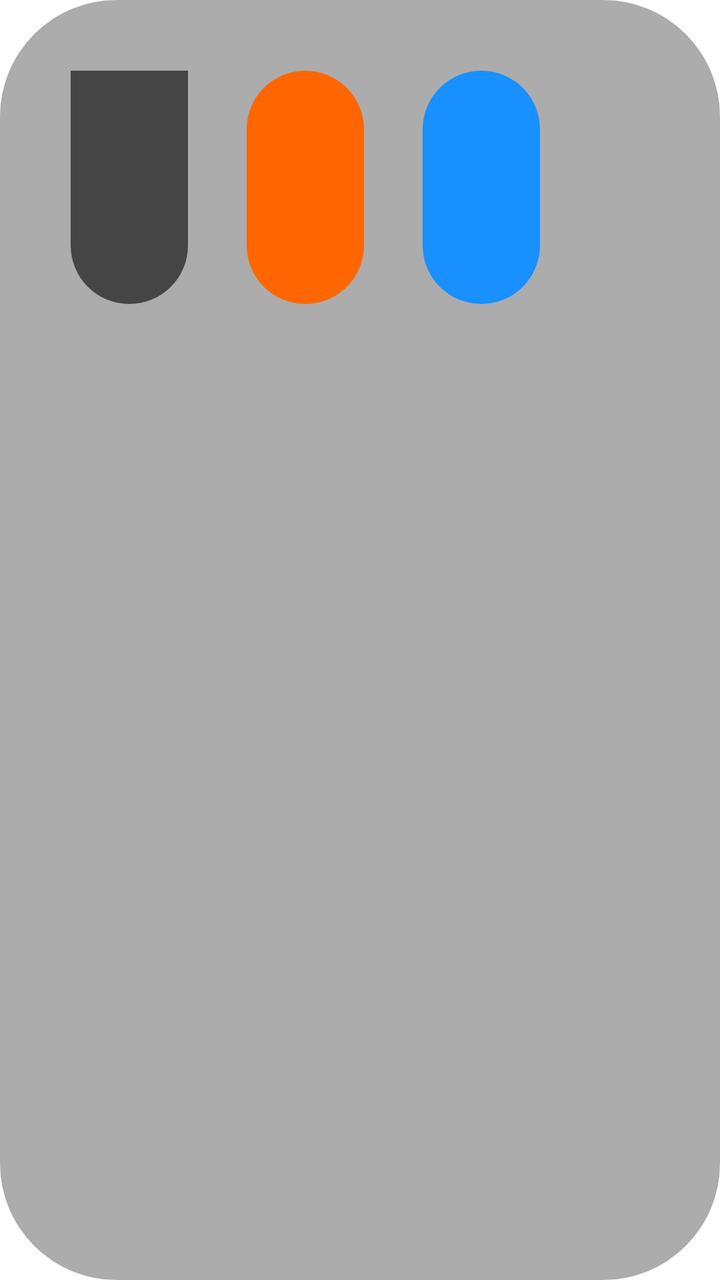
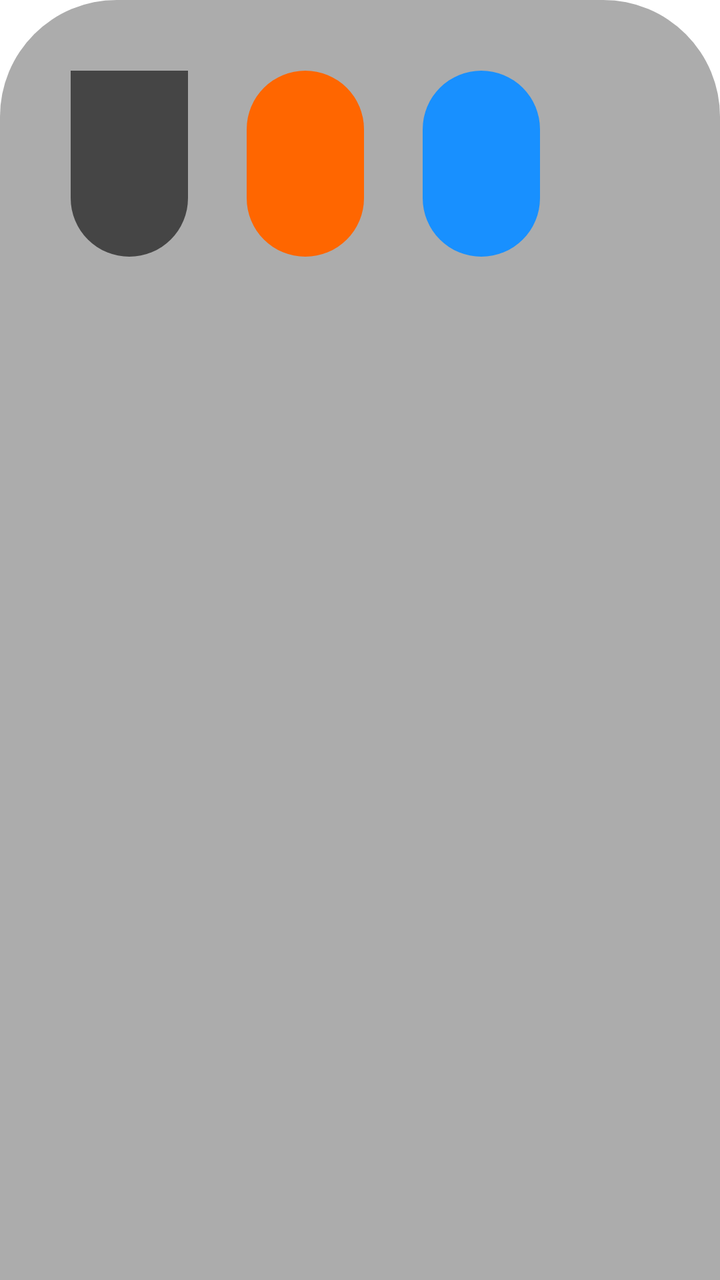

The first picture is an Android layout as it rendered before a commit; the second is the same layout after the commit. The layout source and the unified diff follow.
<!-- AndroidManifest.xml: application theme AppTheme.NoActionBar -->
<!-- res/layout/item_grid.xml -->
<?xml version="1.0" encoding="utf-8"?>
<LinearLayout xmlns:android="http://schemas.android.com/apk/res/android"
    android:layout_width="match_parent"
    android:layout_height="wrap_content"
    android:background="@drawable/shape_user_focus"
    android:focusable="true"
    android:orientation="vertical"
    android:padding="@dimen/vs_1">

    
    <FrameLayout
        android:layout_width="match_parent"
        android:layout_height="@dimen/vs_110">

        <ImageView
            android:id="@+id/ivThumb"
            android:layout_width="match_parent"
            android:layout_height="match_parent"
            android:padding="@dimen/vs_1"
            android:scaleType="fitXY" />

        <LinearLayout
            android:layout_width="wrap_content"
            android:layout_height="wrap_content"
            android:layout_marginLeft="@dimen/vs_5"
            android:layout_marginTop="@dimen/vs_5"
            android:layout_marginRight="@dimen/vs_5"
            android:orientation="horizontal">

            <TextView
                android:id="@+id/tvYear"
                android:layout_width="wrap_content"
                android:layout_height="wrap_content"
                android:layout_marginEnd="@dimen/vs_5"
                android:layout_marginRight="@dimen/vs_5"
                android:background="@drawable/shape_thumb_bottom_name"
                android:ellipsize="end"
                android:gravity="center"
                android:paddingLeft="@dimen/vs_5"
                android:paddingRight="@dimen/vs_5"
                android:singleLine="true"
                android:textColor="@android:color/white"
                android:textSize="@dimen/ts_22" />

            <TextView
                android:id="@+id/tvArea"
                android:layout_width="wrap_content"
                android:layout_height="wrap_content"
                android:layout_marginEnd="@dimen/vs_5"
                android:layout_marginRight="@dimen/vs_5"
                android:background="@drawable/shape_thumb_lang"
                android:ellipsize="end"
                android:gravity="center"
                android:paddingLeft="@dimen/vs_5"
                android:paddingRight="@dimen/vs_5"
                android:singleLine="true"
                android:textColor="@android:color/white"
                android:textSize="@dimen/ts_22" />

            <TextView
                android:id="@+id/tvLang"
                android:layout_width="wrap_content"
                android:layout_height="wrap_content"
                android:layout_marginEnd="@dimen/vs_5"
                android:layout_marginRight="@dimen/vs_5"
                android:background="@drawable/shape_thumb_year"
                android:ellipsize="end"
                android:gravity="center"
                android:paddingLeft="@dimen/vs_5"
                android:paddingRight="@dimen/vs_5"
                android:singleLine="true"
                android:textColor="@android:color/white"
                android:textSize="@dimen/ts_22" />

        </LinearLayout>

        <FrameLayout
            android:id="@+id/delFrameLayout"
            android:layout_width="match_parent"
            android:layout_height="match_parent"
            android:background="@drawable/shape_user_delete"
            android:layout_gravity="center"
            android:visibility="gone">

            <ImageView
                android:id="@+id/imageView"
                android:layout_width="@dimen/vs_80"
                android:layout_height="@dimen/vs_80"
                android:layout_gravity="center"
                android:layout_marginBottom="@dimen/vs_20"
                android:src="@drawable/icon_delete" />
        </FrameLayout>

    </FrameLayout>

    
    <LinearLayout
        android:layout_width="match_parent"
        android:layout_height="@dimen/vs_45"
        android:gravity="bottom"
        android:orientation="vertical"
        android:padding="@dimen/vs_1">

        <TextView
            android:id="@+id/tvNote"
            android:layout_width="wrap_content"
            android:layout_height="wrap_content"
            android:layout_marginLeft="@dimen/vs_5"
            android:layout_marginRight="@dimen/vs_5"
            android:layout_marginBottom="@dimen/vs_2"
            android:background="@drawable/shape_thumb_note"
            android:ellipsize="end"
            android:gravity="center"
            android:paddingLeft="@dimen/vs_5"
            android:paddingRight="@dimen/vs_5"
            android:singleLine="true"
            android:textColor="@android:color/white"
            android:textSize="@dimen/ts_22" />

        <TextView
            android:id="@+id/tvName"
            android:layout_width="match_parent"
            android:layout_height="wrap_content"
            android:background="@drawable/shape_thumb_bottom_name"
            android:ellipsize="end"
            android:gravity="center"
            android:paddingLeft="@dimen/vs_5"
            android:paddingRight="@dimen/vs_5"
            android:paddingTop="@dimen/vs_2"
            android:paddingBottom="@dimen/vs_2"
            android:singleLine="true"
            android:text="Title"
            android:textColor="@android:color/white"
            android:textSize="@dimen/ts_22" />

        <TextView
            android:id="@+id/tvActor"
            android:layout_width="match_parent"
            android:layout_height="wrap_content"
            android:background="@drawable/shape_thumb_bottom_name"
            android:ellipsize="end"
            android:gravity="top"
            android:paddingLeft="@dimen/vs_5"
            android:paddingRight="@dimen/vs_5"
            android:paddingTop="@dimen/vs_2"
            android:paddingBottom="@dimen/vs_2"
            android:singleLine="true"
            android:textColor="@android:color/white"
            android:textSize="@dimen/ts_16"
            android:visibility="gone" />
    </LinearLayout>
</LinearLayout>
<!-- resources referenced by this layout -->
<resources>
  <dimen name="ts_16">12mm</dimen>
  <dimen name="ts_22">15mm</dimen>
  <dimen name="vs_1">1mm</dimen>
  <dimen name="vs_110">110mm</dimen>
  <dimen name="vs_2">2mm</dimen>
  <dimen name="vs_20">20mm</dimen>
  <dimen name="vs_45">45mm</dimen>
  <dimen name="vs_5">5mm</dimen>
  <dimen name="vs_80">80mm</dimen>
  <!-- drawable icon_delete (drawable) -->
  <vector android:height="24dp" android:tint="#FFFFFF"
      android:viewportHeight="24" android:viewportWidth="24"
      android:width="24dp" xmlns:android="http://schemas.android.com/apk/res/android">
    <path android:fillColor="@android:color/white" android:pathData="M6,19c0,1.1 0.9,2 2,2h8c1.1,0 2,-0.9 2,-2L18,7L6,7v12zM8,9h8v10L8,19L8,9zM15.5,4l-1,-1h-5l-1,1L5,4v2h14L19,4z"/>
  </vector>
  <!-- drawable shape_thumb_bottom_name (drawable) -->
  <?xml version="1.0" encoding="utf-8"?>
  <shape xmlns:android="http://schemas.android.com/apk/res/android">
      <corners
          android:bottomLeftRadius="@dimen/vs_10"
          android:bottomRightRadius="@dimen/vs_10" />
      <solid android:color="@color/color_99000000" />
  </shape>
  <!-- drawable shape_thumb_lang (drawable) -->
  <?xml version="1.0" encoding="utf-8"?>
  <shape xmlns:android="http://schemas.android.com/apk/res/android">
      <solid android:color="@color/color_FFB800" />
      <corners android:radius="5mm" />
  </shape>
  <!-- drawable shape_thumb_note (drawable) -->
  <?xml version="1.0" encoding="utf-8"?>
  <shape xmlns:android="http://schemas.android.com/apk/res/android">
      <solid android:color="@color/color_3D3D3D" />
      <corners android:radius="5mm" />
  </shape>
  <!-- drawable shape_thumb_year (drawable) -->
  <?xml version="1.0" encoding="utf-8"?>
  <shape xmlns:android="http://schemas.android.com/apk/res/android">
      <solid android:color="@color/color_1890FF" />
      <corners android:radius="5mm" />
  </shape>
  <!-- drawable shape_user_delete (drawable) -->
  <?xml version="1.0" encoding="UTF-8"?>
  <shape xmlns:android="http://schemas.android.com/apk/res/android" android:shape="rectangle" >
  
      <gradient
          android:startColor="@color/color_000000_30"
          android:centerColor="@color/color_000000_60"
          android:endColor="@color/color_000000_30"
          android:angle="90" />
       <corners
          android:radius="@dimen/vs_10"/>
  
  </shape>
  <!-- drawable shape_user_focus (drawable) -->
  <?xml version="1.0" encoding="utf-8"?>
  <selector xmlns:android="http://schemas.android.com/apk/res/android">
      <item android:state_focused="true">
          <shape>
              <corners android:radius="10mm" />
              <stroke android:width="2mm" android:color="@color/color_FFFFFF" />
              <solid android:color="@color/color_6C3D3D3D" />
          </shape>
      </item>
      <item android:state_focused="false">
          <shape>
              <corners android:radius="10mm" />
              <solid android:color="@color/color_6C3D3D3D"/>
          </shape>
      </item>
  </selector>
  <dimen name="vs_10">10mm</dimen>
  <color name="color_99000000">#99000000</color>
  <color name="color_FFB800">#FF6600</color>
  <color name="color_3D3D3D">#3D3D3D</color>
  <color name="color_1890FF">#1890FF</color>
  <color name="color_000000_30">#48000000</color>
  <color name="color_000000_60">#99000000</color>
  <color name="color_FFFFFF">#ffffffff</color>
  <color name="color_6C3D3D3D">#6c3d3d3d</color>
  <style name="AppTheme" parent="Theme.AppCompat.Light.DarkActionBar">
          
          <item name="colorPrimary">@color/color_6200EE</item>
          <item name="colorPrimaryDark">@color/color_3700B3</item>
          <item name="colorAccent">@color/color_03DAC5</item>
      </style>
  <color name="color_6200EE">#6200EE</color>
  <color name="color_3700B3">#3700B3</color>
  <color name="color_03DAC5">#03DAC5</color>
  <!-- unchanged entries left out for length: 1 -->
</resources>

<!-- the commit's change to res/layout/item_grid.xml (unified diff, before → after) -->
@@ -2,15 +2,16 @@
 <LinearLayout xmlns:android="http://schemas.android.com/apk/res/android"
     android:layout_width="match_parent"
     android:layout_height="wrap_content"
-    android:background="@drawable/shape_user_focus"
     android:focusable="true"
-    android:orientation="vertical"
-    android:padding="@dimen/vs_1">
+    android:orientation="vertical">
 
     
     <FrameLayout
         android:layout_width="match_parent"
-        android:layout_height="@dimen/vs_110">
+        android:layout_height="@dimen/vs_150"
+        android:background="@drawable/shape_user_focus"
+        android:duplicateParentState="true"
+        android:padding="@dimen/vs_1">
 
         <ImageView
             android:id="@+id/ivThumb"
@@ -40,7 +41,7 @@
                 android:paddingRight="@dimen/vs_5"
                 android:singleLine="true"
                 android:textColor="@android:color/white"
-                android:textSize="@dimen/ts_22" />
+                android:textSize="@dimen/ts_16" />
 
             <TextView
                 android:id="@+id/tvArea"
@@ -55,7 +56,7 @@
                 android:paddingRight="@dimen/vs_5"
                 android:singleLine="true"
                 android:textColor="@android:color/white"
-                android:textSize="@dimen/ts_22" />
+                android:textSize="@dimen/ts_16" />
 
             <TextView
                 android:id="@+id/tvLang"
@@ -70,9 +71,27 @@
                 android:paddingRight="@dimen/vs_5"
                 android:singleLine="true"
                 android:textColor="@android:color/white"
-                android:textSize="@dimen/ts_22" />
+                android:textSize="@dimen/ts_16" />
 
         </LinearLayout>
+
+        
+        <TextView
+            android:id="@+id/tvNote"
+            android:layout_width="wrap_content"
+            android:layout_height="wrap_content"
+            android:layout_gravity="bottom|end"
+            android:layout_marginEnd="@dimen/vs_5"
+            android:layout_marginRight="@dimen/vs_5"
+            android:layout_marginBottom="@dimen/vs_5"
+            android:background="@drawable/shape_thumb_note_alpha"
+            android:ellipsize="end"
+            android:gravity="center"
+            android:paddingLeft="@dimen/vs_5"
+            android:paddingRight="@dimen/vs_5"
+            android:singleLine="true"
+            android:textColor="@android:color/white"
+            android:textSize="@dimen/ts_16" />
 
         <FrameLayout
             android:id="@+id/delFrameLayout"
@@ -94,59 +113,29 @@
     </FrameLayout>
 
     
-    <LinearLayout
+    <TextView
+        android:id="@+id/tvName"
         android:layout_width="match_parent"
-        android:layout_height="@dimen/vs_45"
-        android:gravity="bottom"
-        android:orientation="vertical"
-        android:padding="@dimen/vs_1">
+        android:layout_height="@dimen/vs_36"
+        android:ellipsize="end"
+        android:gravity="center"
+        android:maxLines="2"
+        android:paddingLeft="@dimen/vs_2"
+        android:paddingRight="@dimen/vs_2"
+        android:text="Title"
+        android:textColor="@android:color/white"
+        android:textSize="@dimen/ts_16" />
 
-        <TextView
-            android:id="@+id/tvNote"
-            android:layout_width="wrap_content"
-            android:layout_height="wrap_content"
-            android:layout_marginLeft="@dimen/vs_5"
-            android:layout_marginRight="@dimen/vs_5"
-            android:layout_marginBottom="@dimen/vs_2"
-            android:background="@drawable/shape_thumb_note"
-            android:ellipsize="end"
-            android:gravity="center"
-            android:paddingLeft="@dimen/vs_5"
-            android:paddingRight="@dimen/vs_5"
-            android:singleLine="true"
-            android:textColor="@android:color/white"
-            android:textSize="@dimen/ts_22" />
-
-        <TextView
-            android:id="@+id/tvName"
-            android:layout_width="match_parent"
-            android:layout_height="wrap_content"
-            android:background="@drawable/shape_thumb_bottom_name"
-            android:ellipsize="end"
-            android:gravity="center"
-            android:paddingLeft="@dimen/vs_5"
-            android:paddingRight="@dimen/vs_5"
-            android:paddingTop="@dimen/vs_2"
-            android:paddingBottom="@dimen/vs_2"
-            android:singleLine="true"
-            android:text="Title"
-            android:textColor="@android:color/white"
-            android:textSize="@dimen/ts_22" />
-
-        <TextView
-            android:id="@+id/tvActor"
-            android:layout_width="match_parent"
-            android:layout_height="wrap_content"
-            android:background="@drawable/shape_thumb_bottom_name"
-            android:ellipsize="end"
-            android:gravity="top"
-            android:paddingLeft="@dimen/vs_5"
-            android:paddingRight="@dimen/vs_5"
-            android:paddingTop="@dimen/vs_2"
-            android:paddingBottom="@dimen/vs_2"
-            android:singleLine="true"
-            android:textColor="@android:color/white"
-            android:textSize="@dimen/ts_16"
-            android:visibility="gone" />
-    </LinearLayout>
+    <TextView
+        android:id="@+id/tvActor"
+        android:layout_width="match_parent"
+        android:layout_height="wrap_content"
+        android:ellipsize="end"
+        android:gravity="center"
+        android:maxLines="1"
+        android:paddingLeft="@dimen/vs_2"
+        android:paddingRight="@dimen/vs_2"
+        android:textColor="@android:color/white"
+        android:textSize="@dimen/ts_16"
+        android:visibility="gone" />
 </LinearLayout>
<!-- resource entries referenced after the edit -->
@@ -1,12 +1,11 @@
 <!-- resources referenced by this layout -->
 <resources>
   <dimen name="ts_16">12mm</dimen>
-  <dimen name="ts_22">15mm</dimen>
   <dimen name="vs_1">1mm</dimen>
-  <dimen name="vs_110">110mm</dimen>
+  <dimen name="vs_150">150mm</dimen>
   <dimen name="vs_2">2mm</dimen>
   <dimen name="vs_20">20mm</dimen>
-  <dimen name="vs_45">45mm</dimen>
+  <dimen name="vs_36">36mm</dimen>
   <dimen name="vs_5">5mm</dimen>
   <dimen name="vs_80">80mm</dimen>
   <!-- drawable icon_delete (drawable) -->
@@ -29,10 +28,10 @@
       <solid android:color="@color/color_FFB800" />
       <corners android:radius="5mm" />
   </shape>
-  <!-- drawable shape_thumb_note (drawable) -->
+  <!-- drawable shape_thumb_note_alpha (drawable) -->
   <?xml version="1.0" encoding="utf-8"?>
   <shape xmlns:android="http://schemas.android.com/apk/res/android">
-      <solid android:color="@color/color_3D3D3D" />
+      <solid android:color="@color/color_99000000" />
       <corners android:radius="5mm" />
   </shape>
   <!-- drawable shape_thumb_year (drawable) -->
@@ -74,7 +73,6 @@
   <dimen name="vs_10">10mm</dimen>
   <color name="color_99000000">#99000000</color>
   <color name="color_FFB800">#FF6600</color>
-  <color name="color_3D3D3D">#3D3D3D</color>
   <color name="color_1890FF">#1890FF</color>
   <color name="color_000000_30">#48000000</color>
   <color name="color_000000_60">#99000000</color>
